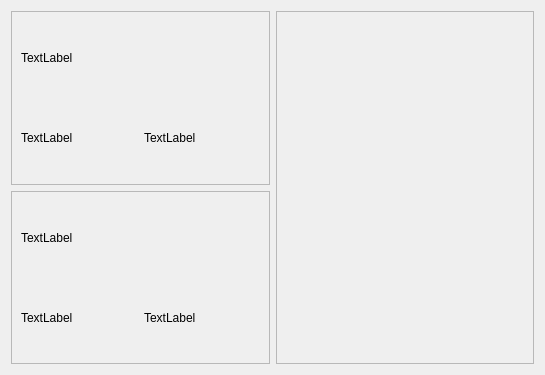
Before: the Qt Designer form gui/chess.ui in chozabu/RetroChess, drawn with Qt 5.
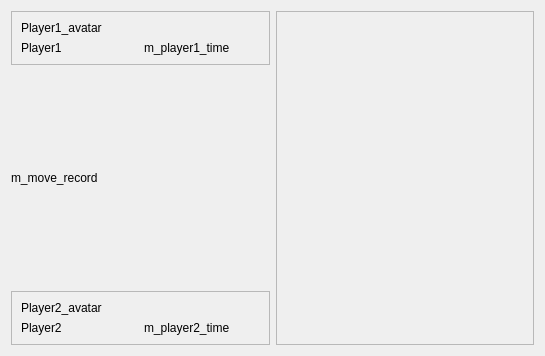
After: the same form once the commit is applied.

Diff of the .ui file:
```diff
--- a/gui/chess.ui
+++ b/gui/chess.ui
@@ -7,13 +7,87 @@
     <x>0</x>
     <y>0</y>
     <width>545</width>
-    <height>375</height>
+    <height>356</height>
    </rect>
   </property>
   <property name="windowTitle">
    <string>Form</string>
   </property>
   <layout class="QGridLayout" name="gridLayout">
+   <item row="0" column="1" rowspan="5">
+    <widget class="QFrame" name="frame_3">
+     <property name="frameShape">
+      <enum>QFrame::StyledPanel</enum>
+     </property>
+     <property name="frameShadow">
+      <enum>QFrame::Raised</enum>
+     </property>
+     <layout class="QGridLayout" name="gridLayout_4">
+      <item row="0" column="0">
+       <widget class="QWidget" name="m_chess_board" native="true"/>
+      </item>
+     </layout>
+    </widget>
+   </item>
+   <item row="1" column="0">
+    <spacer name="verticalSpacer_2">
+     <property name="orientation">
+      <enum>Qt::Vertical</enum>
+     </property>
+     <property name="sizeHint" stdset="0">
+      <size>
+       <width>20</width>
+       <height>40</height>
+      </size>
+     </property>
+    </spacer>
+   </item>
+   <item row="4" column="0">
+    <widget class="QFrame" name="frame_2">
+     <property name="frameShape">
+      <enum>QFrame::StyledPanel</enum>
+     </property>
+     <property name="frameShadow">
+      <enum>QFrame::Raised</enum>
+     </property>
+     <layout class="QGridLayout" name="gridLayout_3">
+      <item row="2" column="1">
+       <widget class="QLabel" name="m_player2_time">
+        <property name="text">
+         <string>m_player2_time</string>
+        </property>
+       </widget>
+      </item>
+      <item row="2" column="0">
+       <widget class="QLabel" name="m_player2_name">
+        <property name="text">
+         <string>Player2</string>
+        </property>
+       </widget>
+      </item>
+      <item row="1" column="0" colspan="2">
+       <widget class="QLabel" name="m_player2_avatar">
+        <property name="text">
+         <string>Player2_avatar</string>
+        </property>
+       </widget>
+      </item>
+     </layout>
+    </widget>
+   </item>
+   <item row="3" column="0">
+    <spacer name="verticalSpacer">
+     <property name="orientation">
+      <enum>Qt::Vertical</enum>
+     </property>
+     <property name="sizeHint" stdset="0">
+      <size>
+       <width>20</width>
+       <height>40</height>
+      </size>
+     </property>
+    </spacer>
+   </item>
    <item row="0" column="0">
     <widget class="QFrame" name="frame">
      <property name="frameShape">
@@ -26,73 +100,32 @@
       <item row="1" column="0">
        <widget class="QLabel" name="m_player1_name">
         <property name="text">
-         <string>TextLabel</string>
+         <string>Player1</string>
         </property>
        </widget>
       </item>
       <item row="1" column="1">
        <widget class="QLabel" name="label_3">
         <property name="text">
-         <string>TextLabel</string>
+         <string>m_player1_time</string>
         </property>
        </widget>
       </item>
       <item row="0" column="0" colspan="2">
        <widget class="QLabel" name="m_player1_avatar">
         <property name="text">
-         <string>TextLabel</string>
+         <string>Player1_avatar</string>
         </property>
        </widget>
       </item>
      </layout>
     </widget>
    </item>
-   <item row="1" column="0">
-    <widget class="QFrame" name="frame_2">
-     <property name="frameShape">
-      <enum>QFrame::StyledPanel</enum>
+   <item row="2" column="0">
+    <widget class="QLabel" name="m_move_record">
+     <property name="text">
+      <string>m_move_record</string>
      </property>
-     <property name="frameShadow">
-      <enum>QFrame::Raised</enum>
-     </property>
-     <layout class="QGridLayout" name="gridLayout_3">
-      <item row="0" column="0" colspan="2">
-       <widget class="QLabel" name="m_player2_avatar">
-        <property name="text">
-         <string>TextLabel</string>
-        </property>
-       </widget>
-      </item>
-      <item row="1" column="0">
-       <widget class="QLabel" name="m_player2_name">
-        <property name="text">
-         <string>TextLabel</string>
-        </property>
-       </widget>
-      </item>
-      <item row="1" column="1">
-       <widget class="QLabel" name="label_6">
-        <property name="text">
-         <string>TextLabel</string>
-        </property>
-       </widget>
-      </item>
-     </layout>
-    </widget>
-   </item>
-   <item row="0" column="1" rowspan="2">
-    <widget class="QFrame" name="frame_3">
-     <property name="frameShape">
-      <enum>QFrame::StyledPanel</enum>
-     </property>
-     <property name="frameShadow">
-      <enum>QFrame::Raised</enum>
-     </property>
-     <layout class="QGridLayout" name="gridLayout_4">
-      <item row="0" column="0">
-       <widget class="QWidget" name="m_chess_board" native="true"/>
-      </item>
-     </layout>
     </widget>
    </item>
   </layout>
```
Left out of the diff: 2 changed lines with no effect on the pictures.
